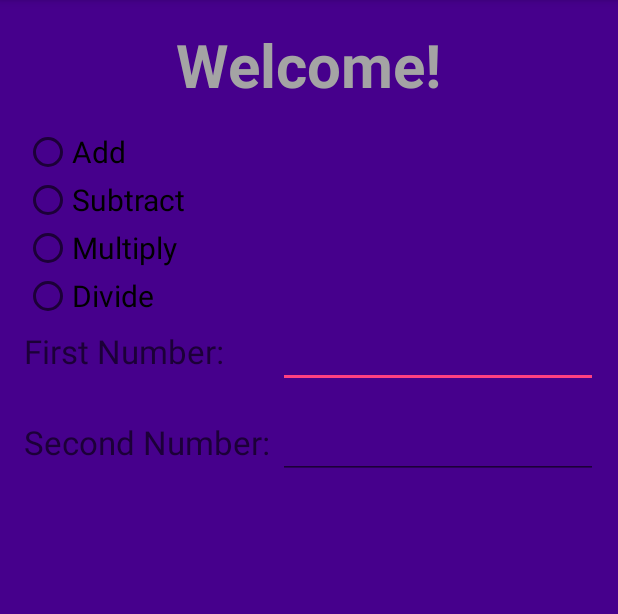
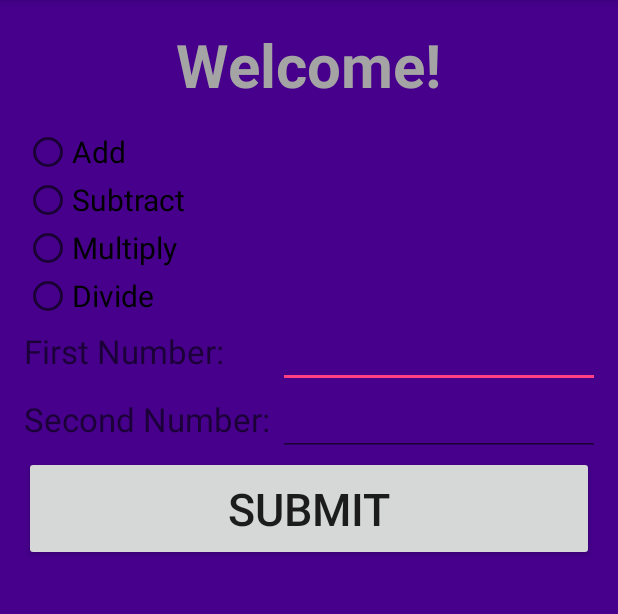
Before and after one commit to RossouwBinedellAliens/CalcApp, an Android app: the screen it shows after launch (MainActivity), on a phone screen of 412 x 824 dp, the part 84-698 px from its top. Run offline under Robolectric (Android 15) with nearby library versions, the phone set to English and light mode, and no system bars.

```diff
--- a/app/src/main/res/layout/activity_main.xml
+++ b/app/src/main/res/layout/activity_main.xml
@@ -57,56 +57,60 @@
             android:id="@+id/radioButton4" />
     </RadioGroup>
 
-    <TableLayout
+    <GridLayout
         android:layout_width="match_parent"
         android:layout_height="wrap_content"
+        android:layout_below="@+id/radioGroup"
         android:layout_alignParentStart="true"
-        android:layout_below="@+id/radioGroup">
-
-        <TableRow
-            android:layout_width="match_parent"
-            android:layout_height="match_parent">
+        android:id="@+id/gridLayout">
 
         <TextView
             android:layout_width="wrap_content"
             android:layout_height="wrap_content"
             android:textAppearance="?android:attr/textAppearanceMedium"
             android:text="First Number: "
-                android:id="@+id/firstNumber"
-                android:textSize="22sp"/>
+            android:id="@+id/textView2"
+            android:textSize="22sp"
+            android:layout_row="0"
+            android:layout_column="0" />
 
         <EditText
-                android:layout_width="wrap_content"
+            android:layout_width="match_parent"
             android:layout_height="wrap_content"
             android:inputType="number"
             android:ems="10"
-                android:id="@+id/firstNumInput"
-                android:layout_column="11" />
-        </TableRow>
-
-        <TableRow
-            android:layout_width="match_parent"
-            android:layout_height="match_parent">
+            android:id="@+id/editText"
+            android:layout_column="1"
+            android:layout_row="0" />
 
         <TextView
             android:layout_width="wrap_content"
             android:layout_height="wrap_content"
             android:textAppearance="?android:attr/textAppearanceMedium"
             android:text="Second Number: "
-                android:id="@+id/secondNumber"
-                android:layout_marginTop="15dp"
-                android:textSize="22sp" />
+            android:id="@+id/textView3"
+            android:textSize="22sp"
+            android:layout_row="1"
+            android:layout_column="0" />
 
         <EditText
-                android:layout_width="wrap_content"
+            android:layout_width="match_parent"
             android:layout_height="wrap_content"
             android:inputType="number"
             android:ems="10"
-                android:id="@+id/secondNumInput"
-                android:layout_column="11"
-                android:layout_marginTop="15dp"/>
-        </TableRow>
+            android:id="@+id/editText2"
+            android:layout_column="1"
+            android:layout_row="1" />
+    </GridLayout>
 
-    </TableLayout>
+    <Button
+        android:layout_width="match_parent"
+        android:layout_height="70dp"
+        android:text="Submit"
+        android:id="@+id/commitButton"
+        android:textSize="30sp"
+
+        android:layout_below="@+id/gridLayout"
+        android:layout_alignParentStart="true" />
 
 </RelativeLayout>
```
Lines whose indentation alone changed are shown as unchanged.
